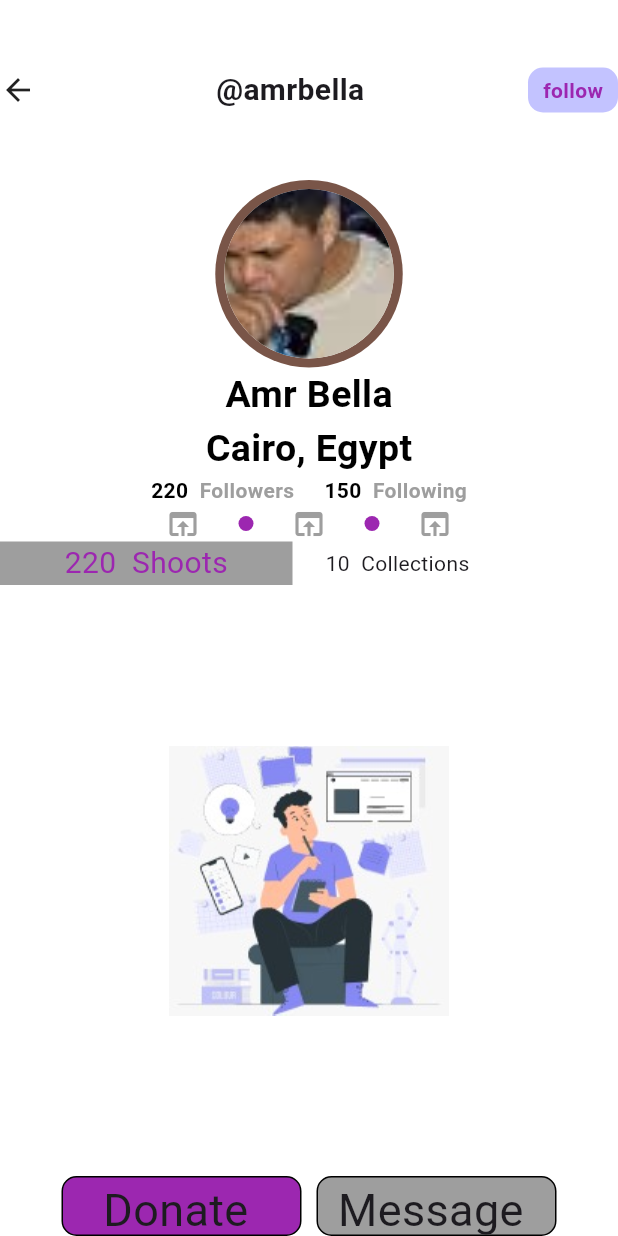
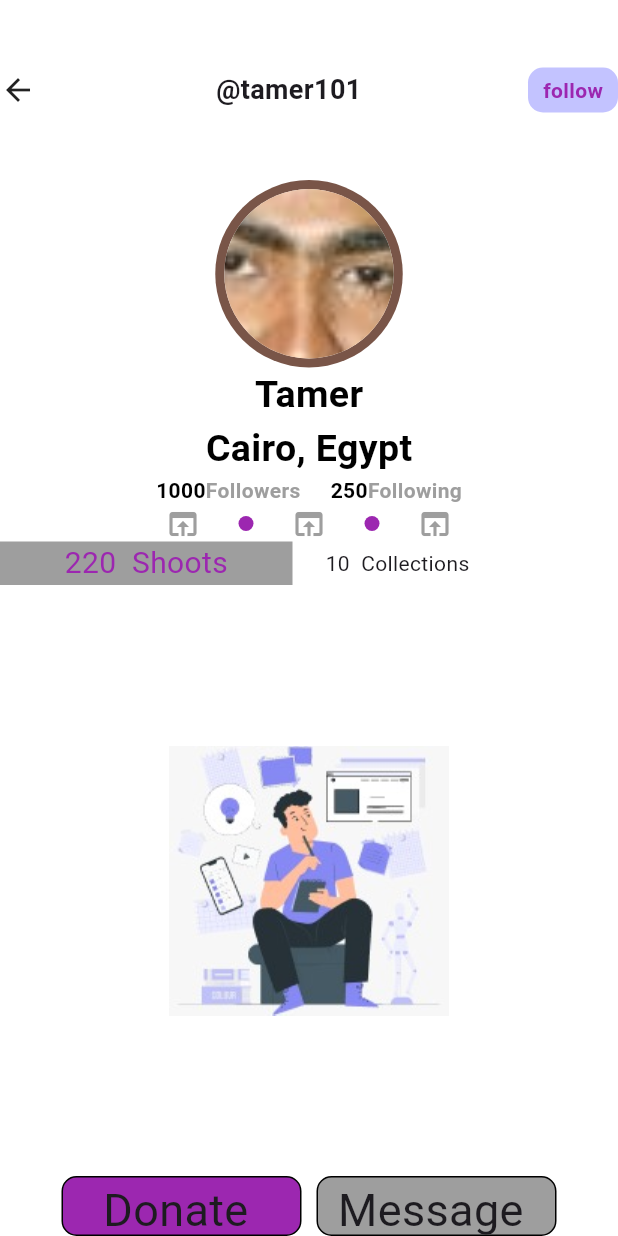
Before and after one commit to ZakariaAshraf/DEPI-Progress-Tracker, a Flutter app: the screen it shows after launch, on a phone screen of 412 x 824 dp. Run offline on Flutter 3.47's test engine with Material 3 defaults, Android fonts, the phone set to English and light mode, and no system bars.

Commit message:
some improvement of this task  make an application depends on data of user class

```diff
--- a/lib/custom_app_bar.dart
+++ b/lib/custom_app_bar.dart
@@ -1,9 +1,9 @@
 import 'package:flutter/cupertino.dart';
 import 'package:flutter/material.dart';
+import 'package:flutter_task_2/user.dart';
 
 class MyAppBar extends StatelessWidget implements PreferredSizeWidget {
   final String title;
-
   const MyAppBar({Key? key, required this.title}) : super(key: key);
 
   @override
@@ -14,25 +14,25 @@ class MyAppBar extends StatelessWidget implements PreferredSizeWidget {
       child: Row(
        // mainAxisAlignment: MainAxisAlignment.start,
         children: [
-          Icon(Icons.arrow_back_outlined),
-          SizedBox(
+          const Icon(Icons.arrow_back_outlined),
+          const SizedBox(
             width: 120,
           ),
           Expanded(
             child: Text(
               title,
-              style: const TextStyle(fontWeight: FontWeight.bold, fontSize: 20),
+              style: const TextStyle(fontWeight: FontWeight.bold, fontSize: 18),
             ),
           ),
-          SizedBox(
+          const SizedBox(
             width: 50,
           ),
           Container(
-            child: Center(child: Text("follow",style: TextStyle(fontWeight: FontWeight.bold,color: Colors.purple),),),
+            child: const Center(child: Text("follow",style: TextStyle(fontWeight: FontWeight.bold,color: Colors.purple),),),
             width: 60,
             height: 30,
             decoration: BoxDecoration(
-              color: Color(0xff9E9E9EFF),
+              color: const Color(0xff9E9E9EFF),
               borderRadius: BorderRadius.circular(10),
             ),
           ),
@@ -43,5 +43,5 @@ class MyAppBar extends StatelessWidget implements PreferredSizeWidget {
 
   @override
   // TODO: implement preferredSize
-  Size get preferredSize => Size.fromHeight(150);
+  Size get preferredSize => const Size.fromHeight(150);
 }
--- a/lib/home_page.dart
+++ b/lib/home_page.dart
@@ -1,14 +1,17 @@
 import 'package:flutter/material.dart';
 import 'package:flutter_task_2/custom_app_bar.dart';
+import 'package:flutter_task_2/user.dart';
 
 class HomePage extends StatelessWidget {
-  const HomePage({super.key});
+  final User user;
+  HomePage({super.key, required this.user});
+
 
   @override
   Widget build(BuildContext context) {
     return Scaffold(
       backgroundColor: Colors.white,
-      appBar: const MyAppBar(title: "@amrbella"),
+      appBar:  MyAppBar(title: user.userName),
       body: Column(
         mainAxisAlignment: MainAxisAlignment.start,
         crossAxisAlignment: CrossAxisAlignment.stretch,
@@ -21,32 +24,32 @@ class HomePage extends StatelessWidget {
               color: Colors.brown,
               shape: BoxShape.circle,
             ),
-            child: const CircleAvatar(
+            child:  CircleAvatar(
               foregroundImage: AssetImage(
-                "assets/images/amr_bella.jpeg",
+                user.image!,
               ),
               backgroundColor: Colors.white,
             ),
           ),
-          const Column(
+           Column(
             children: [
-              Text("Amr Bella",
+              Text(user.name,
                   style: TextStyle(
                       color: Colors.black,
                       fontWeight: FontWeight.bold,
                       fontSize: 25)),
-              Text("Cairo, Egypt",
+              Text(user.address,
                   style: TextStyle(
                       color: Color.fromRGBO(0, 0, 0, 130),
                       fontWeight: FontWeight.bold,
                       fontSize: 25)),
             ],
           ),
-          const Row(
+           Row(
             mainAxisAlignment: MainAxisAlignment.center,
             children: [
               Text(
-                "220  ",
+                user.followers.toString(),
                 style:
                     TextStyle(fontWeight: FontWeight.bold, color: Colors.black),
               ),
@@ -59,7 +62,7 @@ class HomePage extends StatelessWidget {
                 width: 20,
               ),
               Text(
-                "150  ",
+                user.following.toString(),
                 style:
                     TextStyle(fontWeight: FontWeight.bold, color: Colors.black),
               ),
--- a/lib/main.dart
+++ b/lib/main.dart
@@ -1,5 +1,6 @@
 import 'package:flutter/material.dart';
 import 'package:flutter_task_2/home_page.dart';
+import 'package:flutter_task_2/user.dart';
 
 void main() {
   runApp(const MyApp());
@@ -11,10 +12,11 @@ class MyApp extends StatelessWidget {
   // This widget is the root of your application.
   @override
   Widget build(BuildContext context) {
-    return const MaterialApp(
+    User user1 =User(id: 1, name: "Tamer", address: "Cairo, Egypt",image:"assets/images/tamer_hosni.jpg",followers: 1000,following: 250, userName: "@tamer101" );
+    return  MaterialApp(
       debugShowCheckedModeBanner: false,
       title: 'Flutter Task 2',
-      home:HomePage(),
+      home:HomePage(user: user1,),
     );
   }
 }
--- /dev/null
+++ b/lib/user.dart
@@ -0,0 +1,21 @@
+
+class User {
+  int id;
+  String userName;
+  String? image;
+  String name;
+  String address;
+  int followers;
+  int following;
+
+  User(
+      {required this.id,
+        required this.userName,
+        this.image,
+        required this.name,
+        this.address = "",
+        this.followers = 0,
+        this.following = 0});
+}
+
+// User user =User(id: 1, name: "Tamer", address: "Cairo, Egypt",image:"assets/images/tamer_hosni.jpg",followers: 1000,following: 250, userName: "@tamer101" );
```
Also changed, not shown: assets/images/tamer_hosni.jpg (added).
